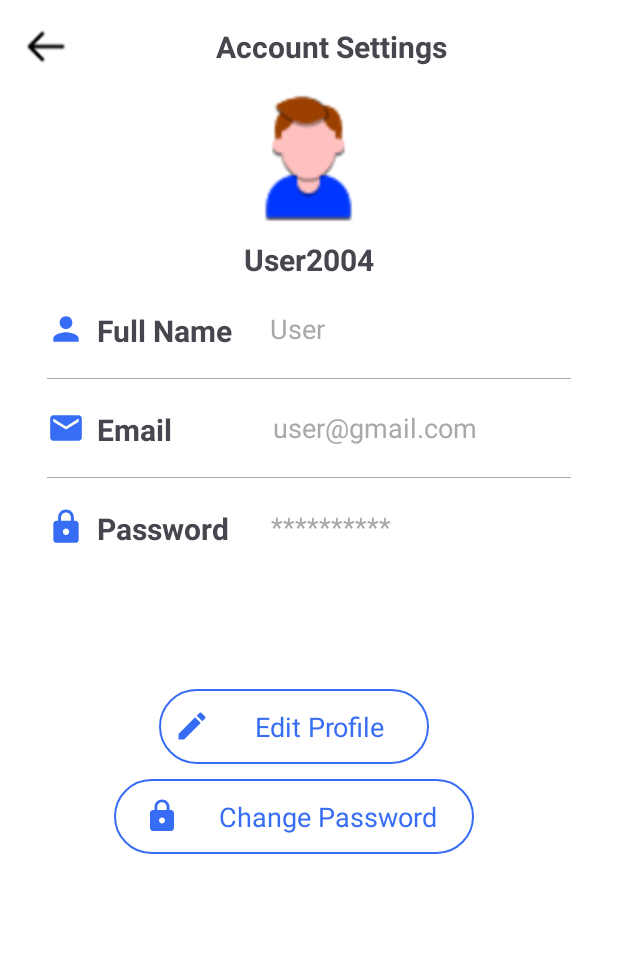
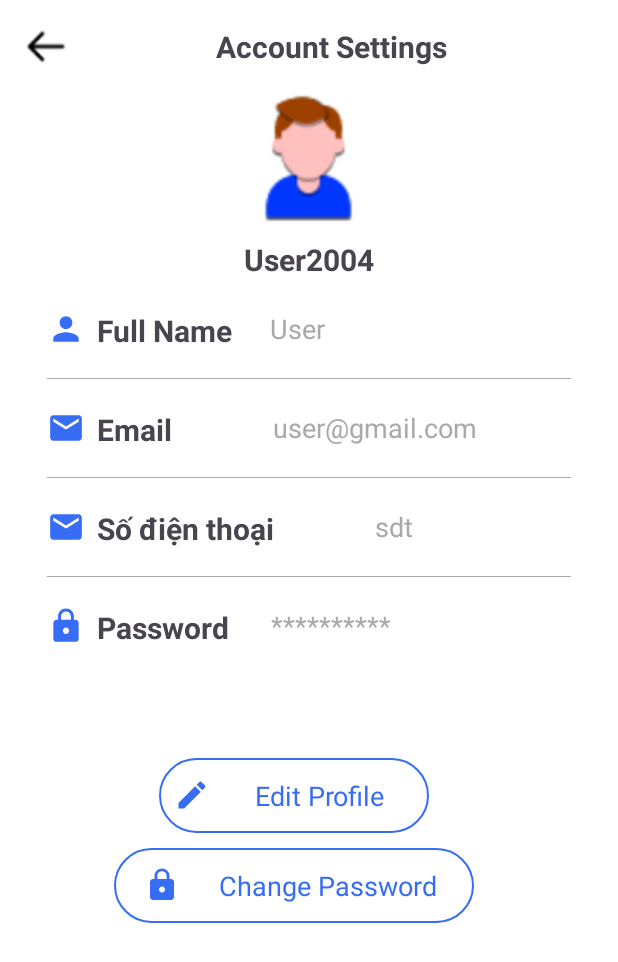
Before and after one commit to lethanhtuan04/LayoutGiay1, an Android app: the AccountSettingsActivity screen opened directly, with no data from a screen before it, on a phone screen of 412 x 824 dp. Shown: the top 962 px of the screen. Run offline under Robolectric (Android 15) with nearby library versions, the phone set to English and light mode, and no system bars.

Commit message:
changePasword_finish

```diff
--- a/app/src/main/java/com/example/myapplication/activity/AccountSettingsActivity.java
+++ b/app/src/main/java/com/example/myapplication/activity/AccountSettingsActivity.java
@@ -1,16 +1,31 @@
 package com.example.myapplication.activity;
 
+import android.content.Intent;
+import android.os.Bundle;
+import android.view.View;
+import android.widget.TextView;
+
 import androidx.appcompat.app.AppCompatActivity;
-
-import android.os.Bundle;
 
 import com.example.myapplication.R;
 
 public class AccountSettingsActivity extends AppCompatActivity {
+    TextView btnintoChangePass;
 
     @Override
     protected void onCreate(Bundle savedInstanceState) {
         super.onCreate(savedInstanceState);
         setContentView(R.layout.activity_account_settings);
+        addControls();
+        btnintoChangePass.setOnClickListener(new View.OnClickListener() {
+            @Override
+            public void onClick(View v) {
+                startActivity(new Intent(AccountSettingsActivity.this, ChangePasswordActivity.class));
+            }
+        });
+    }
+
+    private void addControls() {
+        btnintoChangePass = findViewById(R.id.intochangePass);
     }
 }
--- a/app/src/main/res/layout/activity_account_settings.xml
+++ b/app/src/main/res/layout/activity_account_settings.xml
@@ -93,6 +93,7 @@
         android:layout_marginLeft="15dp"
         android:layout_marginRight="15dp"/>
 
+
     <LinearLayout
         android:layout_width="match_parent"
         android:layout_height="wrap_content"
@@ -121,6 +122,43 @@
             android:textColor="#A9A9A9  "/>
 
     </LinearLayout>
+    <View
+        android:layout_width="match_parent"
+        android:layout_height="0.6dp"
+        android:background="#A9A9A9"
+        android:layout_marginTop="20dp"
+        android:layout_marginLeft="15dp"
+        android:layout_marginRight="15dp"/>
+
+
+    <LinearLayout
+        android:layout_width="match_parent"
+        android:layout_height="wrap_content"
+        android:orientation="horizontal"
+        android:paddingLeft="15dp"
+        android:paddingRight="15dp"
+        android:layout_marginTop="20dp">
+        <ImageView
+            android:layout_width="25dp"
+            android:layout_height="25dp"
+            android:src="@drawable/ic_email"/>
+        <TextView
+            android:layout_width="wrap_content"
+            android:layout_height="25dp"
+            android:text="Số điện thoại"
+            android:textStyle="bold"
+            android:textSize="20dp"
+            android:layout_marginLeft="8dp"/>
+        <TextView
+            android:layout_gravity="center"
+            android:layout_width="wrap_content"
+            android:layout_height="25dp"
+            android:text="sdt"
+            android:layout_marginLeft="67dp"
+            android:textSize="18sp"
+            android:textColor="#A9A9A9  "/>
+
+    </LinearLayout>
 
     <View
         android:layout_width="match_parent"
@@ -129,6 +167,7 @@
         android:layout_marginTop="20dp"
         android:layout_marginRight="15dp"
         android:background="#A9A9A9" />
+
 
     <LinearLayout
         android:layout_width="match_parent"
@@ -159,10 +198,11 @@
     </LinearLayout>
 
 
+
     <LinearLayout
         android:layout_width="match_parent"
         android:layout_height="wrap_content"
-        android:layout_marginTop="90dp"
+        android:layout_marginTop="70dp"
         android:gravity="center"
         android:orientation="vertical">
         <TextView
@@ -178,6 +218,7 @@
             android:layout_marginTop="5dp"
             android:layout_marginLeft="-10dp"/>
         <TextView
+            android:id="@+id/intochangePass"
             android:layout_marginTop="10dp"
             android:layout_width="240dp"
             android:layout_height="50dp"
```
Also changed, not shown: app/src/main/AndroidManifest.xml (+7 -2 lines), app/src/main/java/com/example/myapplication/activity/ChangePasswordActivity.java (added, +100 -0 lines), app/src/main/res/layout/activity_change_password.xml (added, +32 -0 lines).
